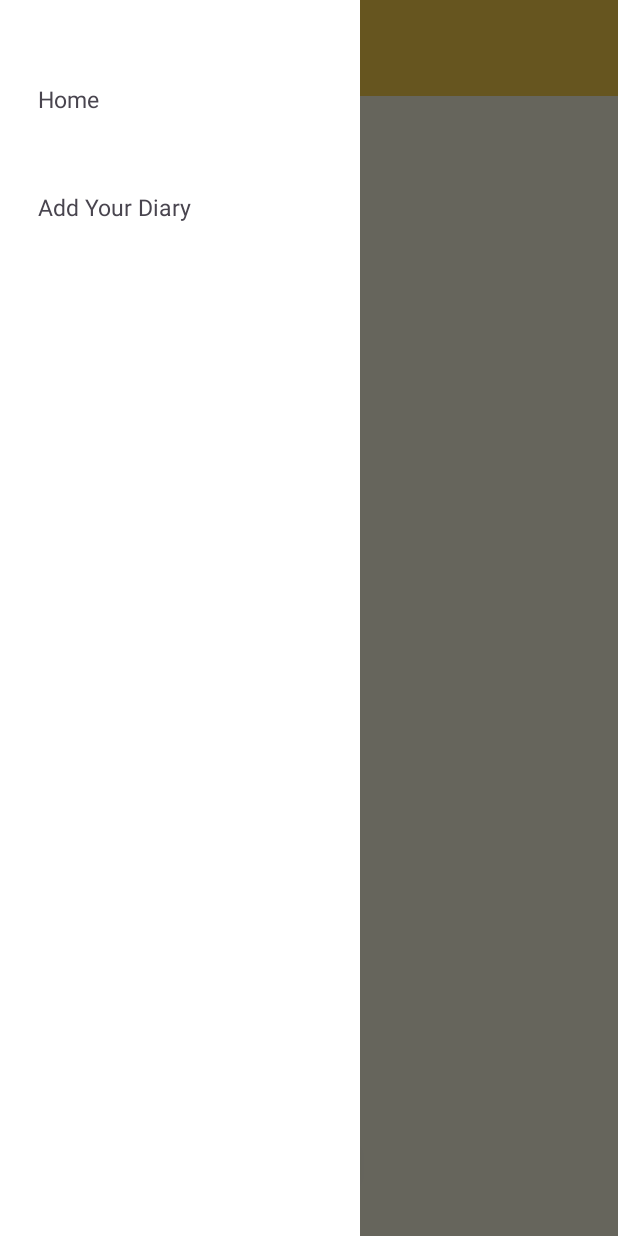
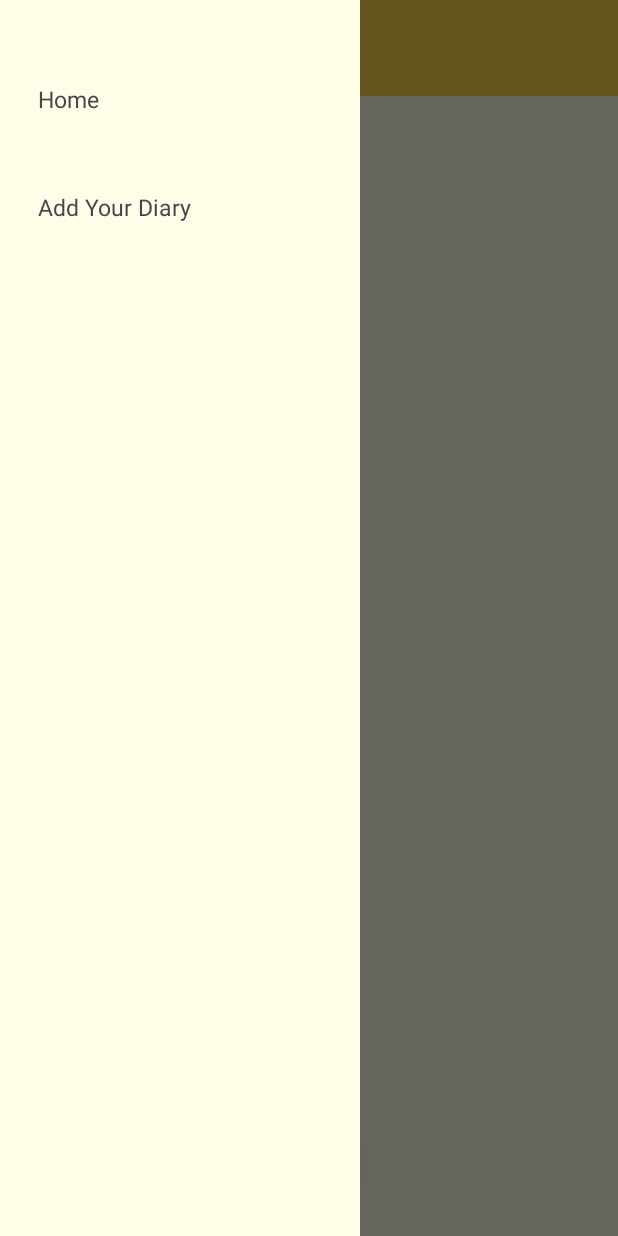
Before and after one commit to Rafibintang22/TubesMobdev1, an Android app: the screen it shows after launch (MainActivity), with the side drawer open, on a phone screen of 412 x 824 dp. Run offline under Robolectric (Android 15) with nearby library versions, the phone set to English and light mode, and no system bars.

Commit message:
Update fragment_sidemenu.xml

```diff
--- a/app/src/main/res/layout/fragment_sidemenu.xml
+++ b/app/src/main/res/layout/fragment_sidemenu.xml
@@ -3,7 +3,7 @@
     android:orientation="vertical"
     android:layout_width="match_parent"
     android:layout_height="match_parent"
-    android:background="@color/white"
+    android:background="@color/kuningMuda"
     android:padding="20sp">
 
     <TextView
@@ -14,7 +14,7 @@
         android:textSize="15dp"
         android:layout_marginTop="30dp"
         android:clickable="true"
-        android:padding="5sp"/>
+        android:padding="5sp" />
 
     <TextView
         android:id="@+id/btn_addDiary"
@@ -24,6 +24,6 @@
         android:textSize="15dp"
         android:layout_marginTop="40dp"
         android:padding="5sp"
-        android:clickable="true"/>
+        android:clickable="true" />
 
 </LinearLayout>
```
